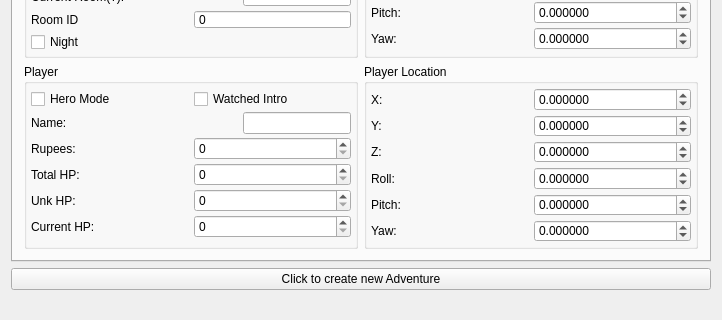
Old version of the form save editor/SS_SaveEditor/forms/mainwindow.ui in the repository Antidote/skyward-sword-save-editor; both pictures show x 0 to 722 and y 224 to 544 of the 722 by 544 pixel window.
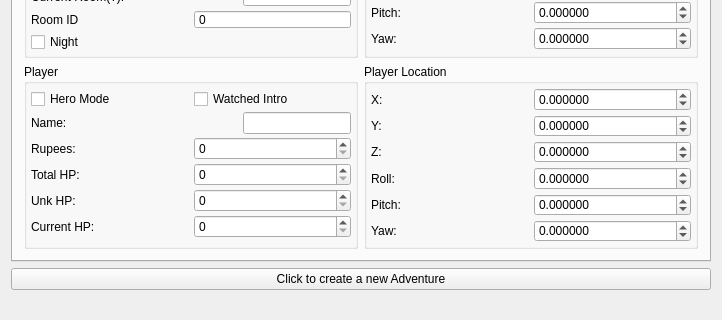
New version of the form. Icons and pictures are not drawn.

Diff of the .ui file:
```diff
--- a/save editor/SS_SaveEditor/forms/mainwindow.ui
+++ b/save editor/SS_SaveEditor/forms/mainwindow.ui
@@ -2802,7 +2802,7 @@
     <item>
      <widget class="QPushButton" name="createDeleteGameBtn">
       <property name="text">
-       <string>Click to create new Adventure</string>
+       <string>Click to create a new Adventure</string>
       </property>
      </widget>
     </item>
```
